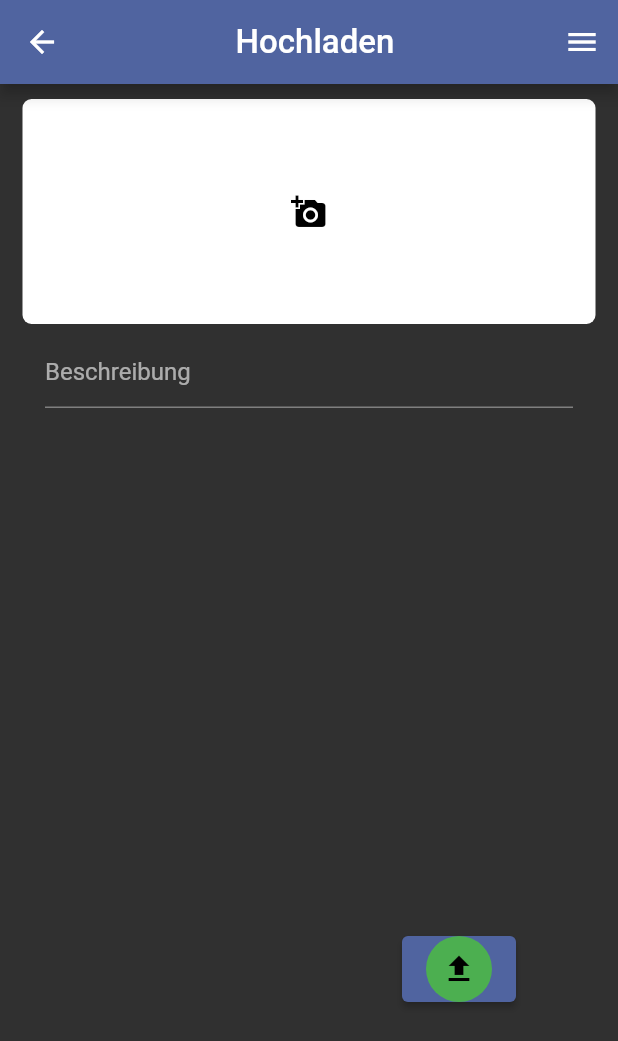
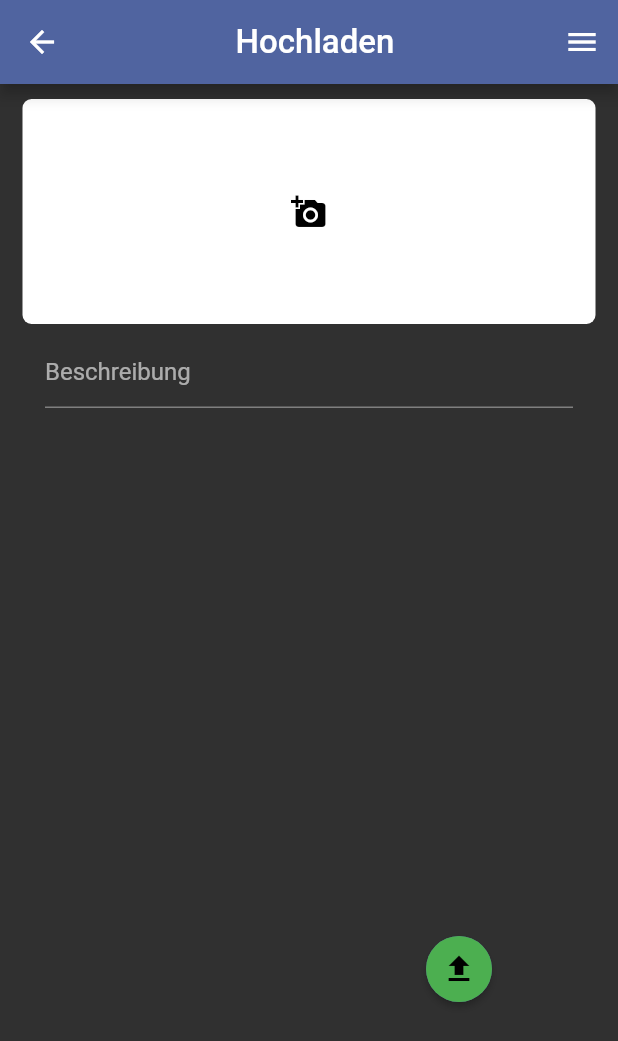
Before and after one commit to INKSec/FlutterMobileApp, a Flutter app: the Upload screen opened directly, on a phone screen of 412 x 824 dp. Shown: the top 1041 px of the screen. Run offline on Flutter 3.47's test engine with Material 2 defaults, Android fonts, the light colour scheme and no system bars; our stand-ins replace cached_network_image, cloud_firestore, firebase_core, firebase_storage, hexcolor, image_picker and 2 more; missing offline and left inert: dart:ffi, openid_client; accounts and stored records are empty.

Commit message:
styling improvements

```diff
--- a/mob_app/lib/views/gaestebuch/view_upload.dart
+++ b/mob_app/lib/views/gaestebuch/view_upload.dart
@@ -144,6 +144,8 @@ class _UploadState extends State<Upload> {
                 margin: const EdgeInsets.fromLTRB(220, 350, 20, 20),
                 child: Column(children: <Widget>[
                   ElevatedButton(
+                    style:
+                        ElevatedButton.styleFrom(shape: const CircleBorder()),
                     onPressed: () {
                       uploadEintrag();
                     },
```
